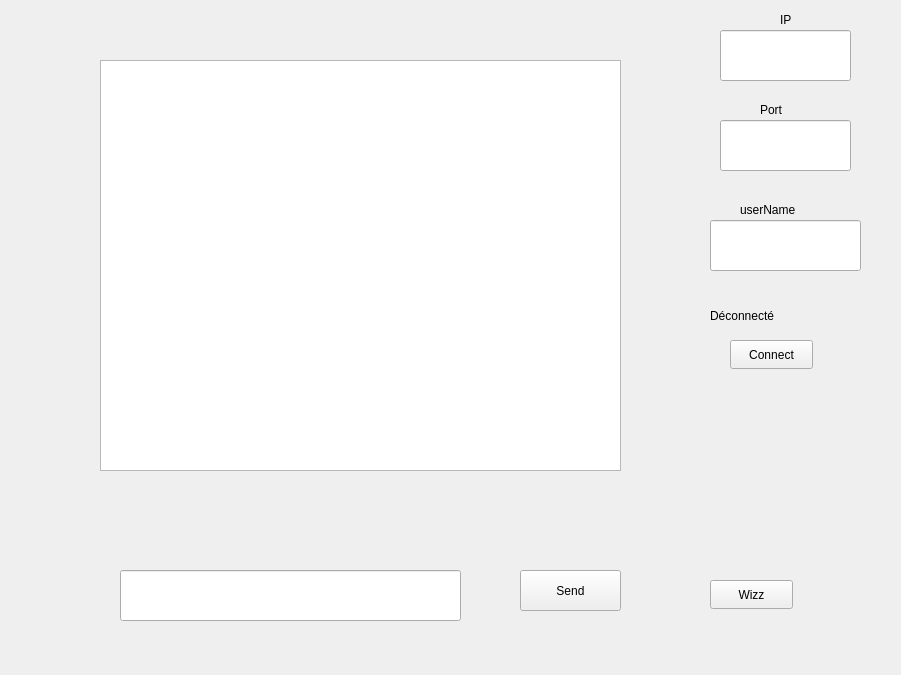
First picture: the form in clientwindow.ui, repository guillaume-bomben/CPPRT, before the edit.
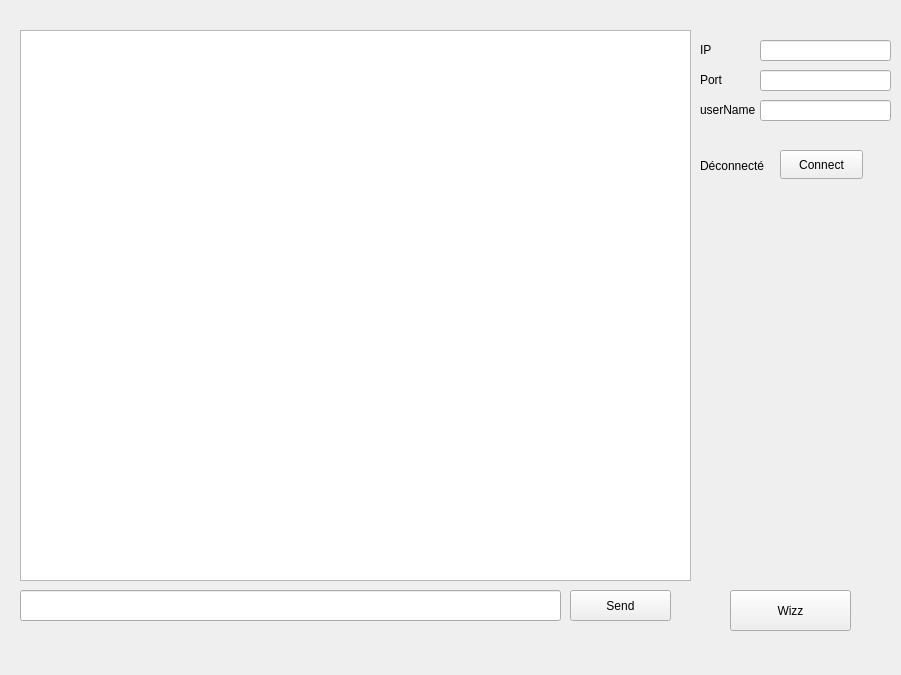
Second picture: the form after the edit.

The edit to the form file:
```diff
--- a/clientwindow.ui
+++ b/clientwindow.ui
@@ -16,28 +16,28 @@
   <widget class="QLineEdit" name="hostLineEdit">
    <property name="geometry">
     <rect>
-     <x>720</x>
-     <y>30</y>
+     <x>760</x>
+     <y>40</y>
      <width>131</width>
-     <height>51</height>
+     <height>21</height>
     </rect>
    </property>
   </widget>
   <widget class="QLineEdit" name="portLineEdit">
    <property name="geometry">
     <rect>
-     <x>720</x>
-     <y>120</y>
+     <x>760</x>
+     <y>70</y>
      <width>131</width>
-     <height>51</height>
+     <height>21</height>
     </rect>
    </property>
   </widget>
   <widget class="QLabel" name="label">
    <property name="geometry">
     <rect>
-     <x>780</x>
-     <y>10</y>
+     <x>700</x>
+     <y>40</y>
      <width>63</width>
      <height>20</height>
     </rect>
@@ -49,8 +49,8 @@
   <widget class="QLabel" name="label_2">
    <property name="geometry">
     <rect>
-     <x>760</x>
-     <y>100</y>
+     <x>700</x>
+     <y>70</y>
      <width>63</width>
      <height>20</height>
     </rect>
@@ -62,8 +62,8 @@
   <widget class="QLabel" name="statusLabel">
    <property name="geometry">
     <rect>
-     <x>710</x>
-     <y>300</y>
+     <x>700</x>
+     <y>150</y>
      <width>151</width>
      <height>31</height>
     </rect>
@@ -75,28 +75,28 @@
   <widget class="QLineEdit" name="messageLineEdit">
    <property name="geometry">
     <rect>
-     <x>120</x>
-     <y>570</y>
-     <width>341</width>
-     <height>51</height>
+     <x>20</x>
+     <y>590</y>
+     <width>541</width>
+     <height>31</height>
     </rect>
    </property>
   </widget>
   <widget class="QTextEdit" name="chatTextEdit">
    <property name="geometry">
     <rect>
-     <x>100</x>
-     <y>60</y>
-     <width>521</width>
-     <height>411</height>
+     <x>20</x>
+     <y>30</y>
+     <width>671</width>
+     <height>551</height>
     </rect>
    </property>
   </widget>
   <widget class="QPushButton" name="connectButton">
    <property name="geometry">
     <rect>
-     <x>730</x>
-     <y>340</y>
+     <x>780</x>
+     <y>150</y>
      <width>83</width>
      <height>29</height>
     </rect>
@@ -108,10 +108,10 @@
   <widget class="QPushButton" name="sendButton">
    <property name="geometry">
     <rect>
-     <x>520</x>
-     <y>570</y>
+     <x>570</x>
+     <y>590</y>
      <width>101</width>
-     <height>41</height>
+     <height>31</height>
     </rect>
    </property>
    <property name="text">
@@ -121,18 +121,18 @@
   <widget class="QLineEdit" name="usernameLineEdit">
    <property name="geometry">
     <rect>
-     <x>710</x>
-     <y>220</y>
-     <width>151</width>
-     <height>51</height>
+     <x>760</x>
+     <y>100</y>
+     <width>131</width>
+     <height>21</height>
     </rect>
    </property>
   </widget>
   <widget class="QLabel" name="label_3">
    <property name="geometry">
     <rect>
-     <x>740</x>
-     <y>200</y>
+     <x>700</x>
+     <y>100</y>
      <width>81</width>
      <height>20</height>
     </rect>
@@ -144,10 +144,10 @@
   <widget class="QPushButton" name="wizzButton">
    <property name="geometry">
     <rect>
-     <x>710</x>
-     <y>580</y>
-     <width>83</width>
-     <height>29</height>
+     <x>730</x>
+     <y>590</y>
+     <width>121</width>
+     <height>41</height>
     </rect>
    </property>
    <property name="text">
```
